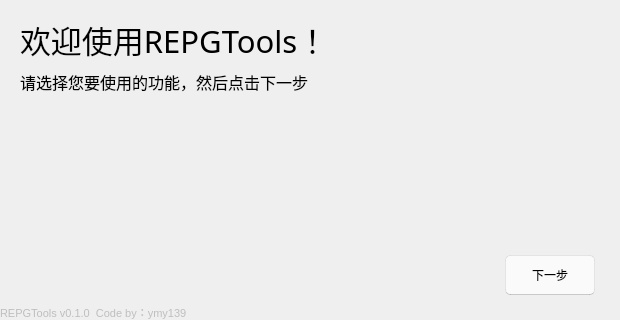
Qt form gui.ui (ymy139/PhiTools) before a commit.
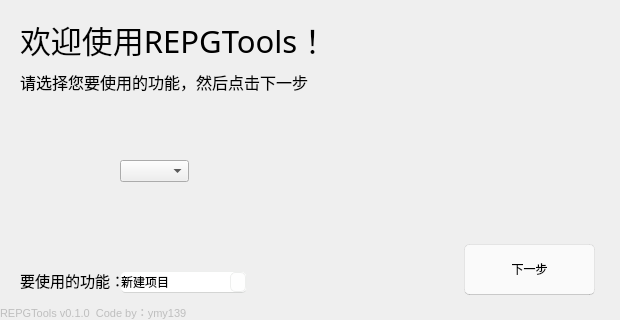
The same form after that commit.

```diff
--- a/gui.ui
+++ b/gui.ui
@@ -81,10 +81,10 @@
   <widget class="QPushButton" name="pushButton">
    <property name="geometry">
     <rect>
-     <x>505</x>
-     <y>255</y>
-     <width>90</width>
-     <height>40</height>
+     <x>464</x>
+     <y>244</y>
+     <width>131</width>
+     <height>51</height>
     </rect>
    </property>
    <property name="styleSheet">
@@ -103,6 +103,119 @@
     <string>下一步</string>
    </property>
   </widget>
+  <widget class="QLabel" name="label_4">
+   <property name="geometry">
+    <rect>
+     <x>20</x>
+     <y>270</y>
+     <width>100</width>
+     <height>20</height>
+    </rect>
+   </property>
+   <property name="font">
+    <font>
+     <family>Microsoft YaHei UI Light</family>
+     <pointsize>11</pointsize>
+    </font>
+   </property>
+   <property name="text">
+    <string>要使用的功能：</string>
+   </property>
+  </widget>
+  <widget class="QComboBox" name="comboBox">
+   <property name="geometry">
+    <rect>
+     <x>120</x>
+     <y>271</y>
+     <width>127</width>
+     <height>22</height>
+    </rect>
+   </property>
+   <property name="styleSheet">
+    <string notr="true">QComboBox {
+    border: 1px solid rgb(238, 239, 238);
+    border-radius: 5px;
+    border-bottom: 1px solid rgb(212, 213, 212);
+    font: 14px 'Segoe UI', 'Microsoft YaHei';
+	padding: 0px 0px 1px 0px;
+    color: black;
+    background-color: rgb(254, 254, 254);
+    text-align: left;
+}
+
+QComboBox:editable {
+    background: green;
+}
+
+QComboBox:!editable,QComboBox::drop-down:editable {
+    background: white;
+}
+
+/* 当下拉框打开时,背景颜色渐变 */
+QComboBox:!editable:on, QComboBox::drop-down:editable:on {
+    background: white;
+}
+
+/* 当下拉框打开时, 移动显示框文本位置*/
+QComboBox:on {
+    padding-top: 3px;
+    padding-left: 4px;
+}
+
+/* 下拉按钮
+QComboBox::drop-down {
+    subcontrol-origin: padding;
+
+    subcontrol-position: top right;
+
+    width: 25px;
+
+    border-left-width: 3px;
+    border-left-color: red;
+    border-left-style: solid;
+
+    border-top-right-radius: 3px;
+    border-bottom-right-radius: 3px;
+} */
+
+QComboBox::drop-down {
+    border: 1px solid rgb(238, 239, 238);
+    border-radius: 5px;
+    background-color: rgb(254, 254, 254);
+}
+/* 下拉按钮位移 */
+QComboBox::down-arrow:on {
+    top: 1px;
+    left: 1px;
+}
+
+/* 下拉列表里的颜色 */
+QComboBox QAbstractItemView {
+    border: 2px solid darkgray;
+    selection-background-color: green;
+}</string>
+   </property>
+   <item>
+    <property name="text">
+     <string>新建项目</string>
+    </property>
+   </item>
+   <item>
+    <property name="text">
+     <string>新建项目</string>
+    </property>
+   </item>
+  </widget>
+  <widget class="QComboBox" name="comboBox_2">
+   <property name="geometry">
+    <rect>
+     <x>120</x>
+     <y>160</y>
+     <width>69</width>
+     <height>22</height>
+    </rect>
+   </property>
+  </widget>
  </widget>
  <resources/>
  <connections/>
```
